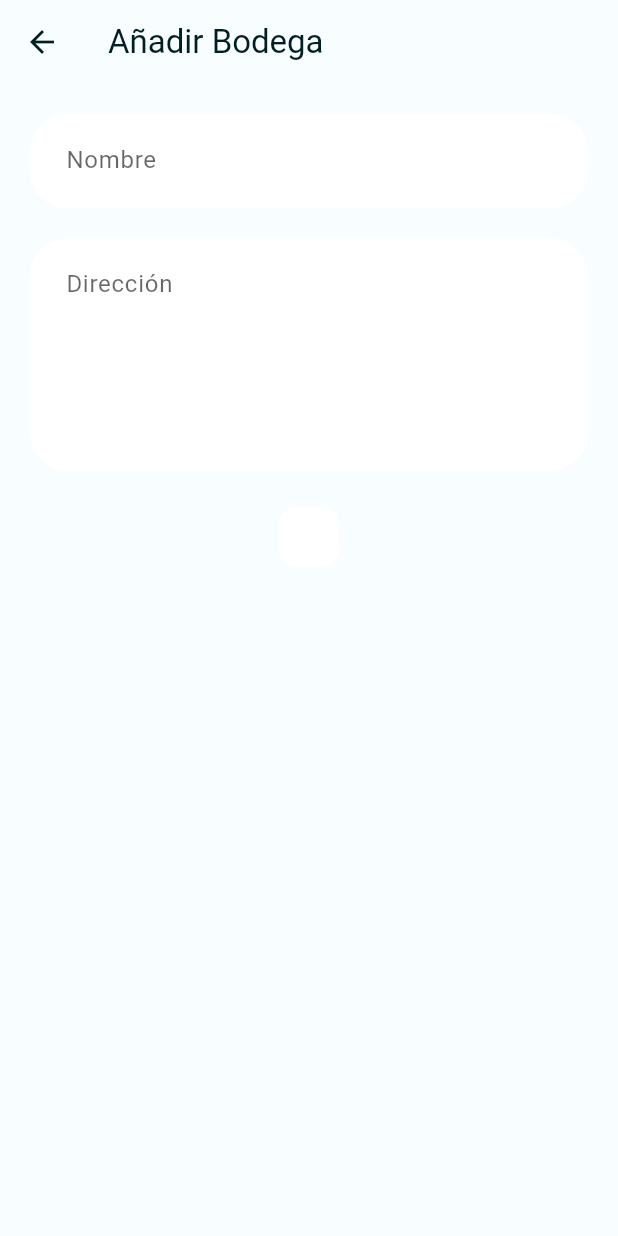
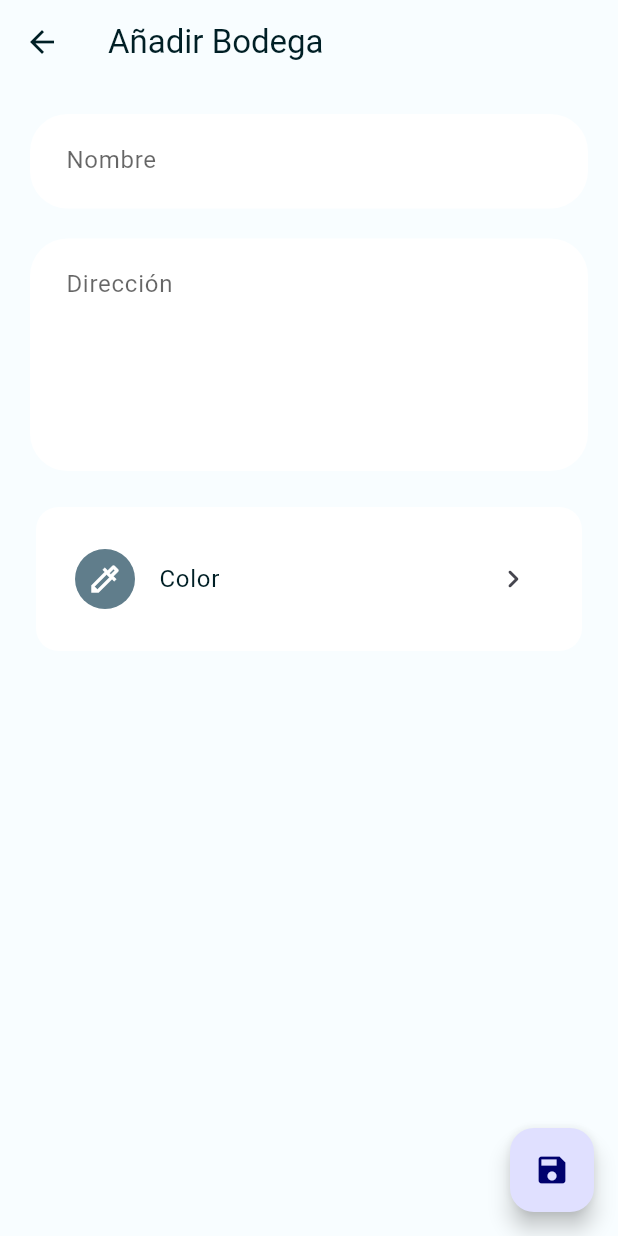
Before and after one commit to alexsosat/inventory-control, a Flutter app: the StorageAddView screen opened by its route, on a phone screen of 412 x 824 dp. Run offline on Flutter 3.47's test engine with Material 2 defaults, Android fonts, the phone set to English and light mode, and no system bars; our stand-ins replace auto_size_text, device_preview, flutter_colorpicker, flutter_speed_dial, flutter_spinkit, get and 1 more; accounts and stored records are empty; generated files the repository leaves out were written again.

Commit message:
Adds Storage add controller

```diff
--- a/lib/app/data/models/storages/storage.dart
+++ b/lib/app/data/models/storages/storage.dart
@@ -8,9 +8,15 @@ part 'storage.g.dart';
 class Storage {
   Id id = Isar.autoIncrement;
 
-  late String name;
+  String name;
   String? address;
-  late String hexColor;
+  String hexColor;
 
   final lotes = IsarLinks<Lote>();
+
+  Storage({
+    required this.name,
+    this.address,
+    required this.hexColor,
+  });
 }
--- /dev/null
+++ b/lib/app/data/providers/storage_provider.dart
@@ -0,0 +1,27 @@
+import 'package:isar/isar.dart';
+
+import '../models/storages/storage.dart';
+
+class StorageProvider {
+  final Isar? isar;
+
+  StorageProvider() : isar = Isar.getInstance();
+
+  Isar get localDb {
+    if (isar == null) {
+      throw Exception('Isar is not initialized');
+    }
+    return isar!;
+  }
+
+  /// Get all the storages from the database.
+  Future<List<Storage>> getStorageList() async =>
+      localDb.storages.where().findAll();
+
+  /// "Add a storage to the database and return the id of the newly added storage."
+  /// Args:
+  ///   storage (Storage): The storage object to be added to the database.
+  Future<int> addStorage(Storage storage) async => localDb.writeTxn<int>(
+        () => localDb.storages.put(storage),
+      );
+}
--- a/lib/app/modules/home/views/home_view.dart
+++ b/lib/app/modules/home/views/home_view.dart
@@ -2,7 +2,6 @@ import 'package:flutter/material.dart';
 import 'package:flutter_speed_dial/flutter_speed_dial.dart';
 import 'package:get/get.dart';
 
-import '../../../../constants/theme.dart';
 import '../../../routes/app_pages.dart';
 import '../controllers/home_controller.dart';
 import 'sections/staggered_glance_section.dart';
--- a/lib/app/modules/home/views/widgets/glance_card.dart
+++ b/lib/app/modules/home/views/widgets/glance_card.dart
@@ -1,8 +1,7 @@
 import 'package:auto_size_text/auto_size_text.dart';
-import 'package:flex_color_scheme/flex_color_scheme.dart';
 import 'package:flutter/material.dart';
 import 'package:get/get.dart';
-import 'package:get/utils.dart';
+import 'package:inventory_control/utils/color.dart';
 
 import '../../../../../constants/values.dart';
 
@@ -25,7 +24,7 @@ class GlanceCard extends StatelessWidget {
     return ClipRRect(
       borderRadius: AppValues.kRoundedMedium,
       child: Material(
-        color: Get.isDarkMode ? color.darken(20) : color.brighten(70),
+        color: Get.isDarkMode ? color.darken(20) : color.lighten(40),
         child: InkWell(
           splashColor: Colors.white.withOpacity(0.3),
           onTap: () {
--- a/lib/app/modules/storage_add/controllers/storage_add_controller.dart
+++ b/lib/app/modules/storage_add/controllers/storage_add_controller.dart
@@ -1,23 +1,29 @@
+import 'package:flutter/material.dart';
+import 'package:flutter_colorpicker/flutter_colorpicker.dart';
 import 'package:get/get.dart';
+import 'package:inventory_control/app/data/models/storages/storage.dart';
+import 'package:inventory_control/utils/overlays/loading_dialog.dart';
+
+import '../../../data/providers/storage_provider.dart';
 
 class StorageAddController extends GetxController {
-  //TODO: Implement StorageAddController
+  final StorageProvider _provider = StorageProvider();
 
-  final count = 0.obs;
-  @override
-  void onInit() {
-    super.onInit();
+  final formKey = GlobalKey<FormState>(debugLabel: '_AddStorageFormState');
+
+  final TextEditingController nameController = TextEditingController();
+  final TextEditingController addressController = TextEditingController();
+
+  Color color = Colors.blueGrey;
+
+  Future saveStorage() async {
+    openLoadingDialog('Saving storage...');
+    await _provider.addStorage(
+      Storage(
+        name: nameController.text,
+        address: addressController.text,
+        hexColor: colorToHex(color),
+      ),
+    );
   }
-
-  @override
-  void onReady() {
-    super.onReady();
-  }
-
-  @override
-  void onClose() {
-    super.onClose();
-  }
-
-  void increment() => count.value++;
 }
--- a/lib/app/modules/storage_add/views/sections/storage_add_form.dart
+++ b/lib/app/modules/storage_add/views/sections/storage_add_form.dart
@@ -1,7 +1,10 @@
 import 'package:flutter/material.dart';
+import 'package:get/get.dart';
 
 import '../../../../../global/card/rounded_form_card.dart';
+import '../../../../../global/form/pickers/color_picker.dart';
 import '../../../../../global/form/text_form_field_rounded.dart';
+import '../../controllers/storage_add_controller.dart';
 
 class StorageAddForm extends StatefulWidget {
   const StorageAddForm({super.key});
@@ -11,31 +14,34 @@ class StorageAddForm extends StatefulWidget {
 }
 
 class _StorageAddFormState extends State<StorageAddForm> {
-  final _formKey = GlobalKey<FormState>(debugLabel: '_AddStorageFormState');
-
-  final TextEditingController _nameController = TextEditingController();
-  final TextEditingController _addressController = TextEditingController();
-
   @override
   Widget build(BuildContext context) {
     return Form(
-      key: _formKey,
+      key: Get.find<StorageAddController>().formKey,
       child: Column(
         children: [
           TextFormFieldRounded(
-            controller: _nameController,
+            controller: Get.find<StorageAddController>().nameController,
             labelText: 'Nombre',
           ),
           const SizedBox(height: 20),
           TextFormFieldRounded(
-            controller: _addressController,
+            controller: Get.find<StorageAddController>().addressController,
+            isRequired: false,
             labelText: 'Dirección',
             maxLines: 5,
             inputType: TextInputType.multiline,
             inputAction: TextInputAction.newline,
           ),
           const SizedBox(height: 20),
-          const RoundedFormCard(),
+          RoundedFormCard(
+            children: [
+              ColorPickerField(
+                onColorChanged: (color) =>
+                    Get.find<StorageAddController>().color = color,
+              ),
+            ],
+          ),
         ],
       ),
     );
--- a/lib/app/modules/storage_add/views/storage_add_view.dart
+++ b/lib/app/modules/storage_add/views/storage_add_view.dart
@@ -19,6 +19,14 @@ class StorageAddView extends GetView<StorageAddController> {
           child: StorageAddForm(),
         ),
       ),
+      floatingActionButton: FloatingActionButton(
+        onPressed: () {
+          if (controller.formKey.currentState!.validate()) {
+            controller.saveStorage();
+          }
+        },
+        child: const Icon(Icons.save),
+      ),
     );
   }
 }
--- a/lib/constants/theme.dart
+++ b/lib/constants/theme.dart
@@ -1,6 +1,4 @@
-import 'package:flex_color_scheme/flex_color_scheme.dart';
 import 'package:flutter/material.dart';
-import 'package:google_fonts/google_fonts.dart';
 
 class AppTheme {
   static const Color blue = Color(0xff171ECA);
--- a/lib/global/card/rounded_form_card.dart
+++ b/lib/global/card/rounded_form_card.dart
@@ -1,16 +1,26 @@
 import 'package:flutter/material.dart';
+import 'package:inventory_control/constants/values.dart';
 
 class RoundedFormCard extends StatelessWidget {
-  const RoundedFormCard({super.key});
+  final List<Widget> children;
+  const RoundedFormCard({required this.children, super.key});
 
   @override
   Widget build(BuildContext context) {
     return Card(
       elevation: 0,
       color: Theme.of(context).cardColor,
+      shape: const RoundedRectangleBorder(
+        borderRadius: AppValues.kRoundedMedium,
+      ),
       child: Padding(
-        padding: const EdgeInsets.all(20.0),
-        child: SizedBox.shrink(),
+        padding: const EdgeInsets.symmetric(
+          horizontal: 10.0,
+          vertical: 20.0,
+        ),
+        child: Column(
+          children: children,
+        ),
       ),
     );
   }
--- /dev/null
+++ b/lib/global/form/pickers/color_picker.dart
@@ -0,0 +1,80 @@
+import 'package:flutter/material.dart';
+import 'package:flutter_colorpicker/flutter_colorpicker.dart';
+
+class ColorPickerField extends StatefulWidget {
+  final Function(Color) onColorChanged;
+
+  const ColorPickerField({
+    required this.onColorChanged,
+    super.key,
+  });
+
+  @override
+  State<ColorPickerField> createState() => _ColorPickerFieldState();
+}
+
+class _ColorPickerFieldState extends State<ColorPickerField> {
+  Color pickerColor = const Color(0xff443a49);
+  Color? currentColor;
+
+  // ValueChanged<Color> callback
+  void changeColor(Color color) {
+    setState(() => pickerColor = color);
+  }
+
+  @override
+  Widget build(BuildContext context) {
+    return ListTile(
+      leading: Column(
+        mainAxisAlignment: MainAxisAlignment.center,
+        children: <Widget>[
+          Container(
+            padding: const EdgeInsets.all(8.0),
+            decoration: BoxDecoration(
+              color: currentColor ?? Colors.blueGrey,
+              shape: BoxShape.circle,
+            ),
+            child: const Icon(
+              Icons.colorize_outlined,
+              color: Colors.white,
+            ),
+          ),
+        ],
+      ),
+      title: Text(
+        currentColor == null
+            ? 'Color'
+            : colorToHex(
+                currentColor!,
+                enableAlpha: false,
+                includeHashSign: true,
+              ),
+      ),
+      trailing: const Icon(Icons.chevron_right_rounded),
+      onTap: () {
+        showDialog(
+          context: context,
+          builder: (BuildContext context) {
+            return AlertDialog(
+              title: const Text('Elige un color'),
+              content: MaterialPicker(
+                pickerColor: pickerColor,
+                onColorChanged: changeColor,
+              ),
+              actions: <Widget>[
+                TextButton(
+                  child: const Text('Seleccionar'),
+                  onPressed: () {
+                    setState(() => currentColor = pickerColor);
+                    Navigator.of(context).pop();
+                    widget.onColorChanged(pickerColor);
+                  },
+                ),
+              ],
+            );
+          },
+        );
+      },
+    );
+  }
+}
--- /dev/null
+++ b/lib/utils/color.dart
@@ -0,0 +1,45 @@
+import 'package:flutter/material.dart';
+
+import 'dart:math' as math;
+
+extension FlexColorExtensions on Color {
+  /// Brightens the color with the given integer percentage amount.
+  /// Defaults to 10%.
+  Color brighten([final int amount = 10]) {
+    if (amount <= 0) return this;
+    if (amount > 100) return Colors.white;
+    final Color color = Color.fromARGB(
+      alpha,
+      math.max(0, math.min(255, red - (255 * -(amount / 100)).round())),
+      math.max(0, math.min(255, green - (255 * -(amount / 100)).round())),
+      math.max(0, math.min(255, blue - (255 * -(amount / 100)).round())),
+    );
+    return color;
+  }
+
+  /// Lightens the color with the given integer percentage amount.
+  /// Defaults to 10%.
+  Color lighten([final int amount = 10]) {
+    if (amount <= 0) return this;
+    if (amount > 100) return Colors.white;
+    // HSLColor returns saturation 1 for black, we want 0 instead to be able
+    // lighten black color up along the grey scale from black.
+    final HSLColor hsl = this == const Color(0xFF000000)
+        ? HSLColor.fromColor(this).withSaturation(0)
+        : HSLColor.fromColor(this);
+    return hsl
+        .withLightness(math.min(1, math.max(0, hsl.lightness + amount / 100)))
+        .toColor();
+  }
+
+  /// Darkens the color with the given integer percentage amount.
+  /// Defaults to 10%.
+  Color darken([final int amount = 10]) {
+    if (amount <= 0) return this;
+    if (amount > 100) return Colors.black;
+    final HSLColor hsl = HSLColor.fromColor(this);
+    return hsl
+        .withLightness(math.min(1, math.max(0, hsl.lightness - amount / 100)))
+        .toColor();
+  }
+}
--- a/pubspec.yaml
+++ b/pubspec.yaml
@@ -9,12 +9,13 @@ dependencies:
   auto_size_text: ^3.0.0
   cupertino_icons: ^1.0.2
   device_preview: ^1.1.0
-  flex_color_scheme: ^6.1.2
   flutter:
     sdk: flutter
+  flutter_colorpicker: ^1.0.3
   flutter_localizations:
     sdk: flutter
   flutter_speed_dial: ^6.2.0
+  flutter_spinkit: ^5.1.0
   flutter_staggered_grid_view: ^0.6.2
   get: 4.6.5
   google_fonts: ^4.0.3
```
Also changed, not shown: lib/utils/overlays/loading_dialog.dart (added, +39 -0 lines), lib/app/data/models/storages/storage.g.dart, pubspec.lock.
